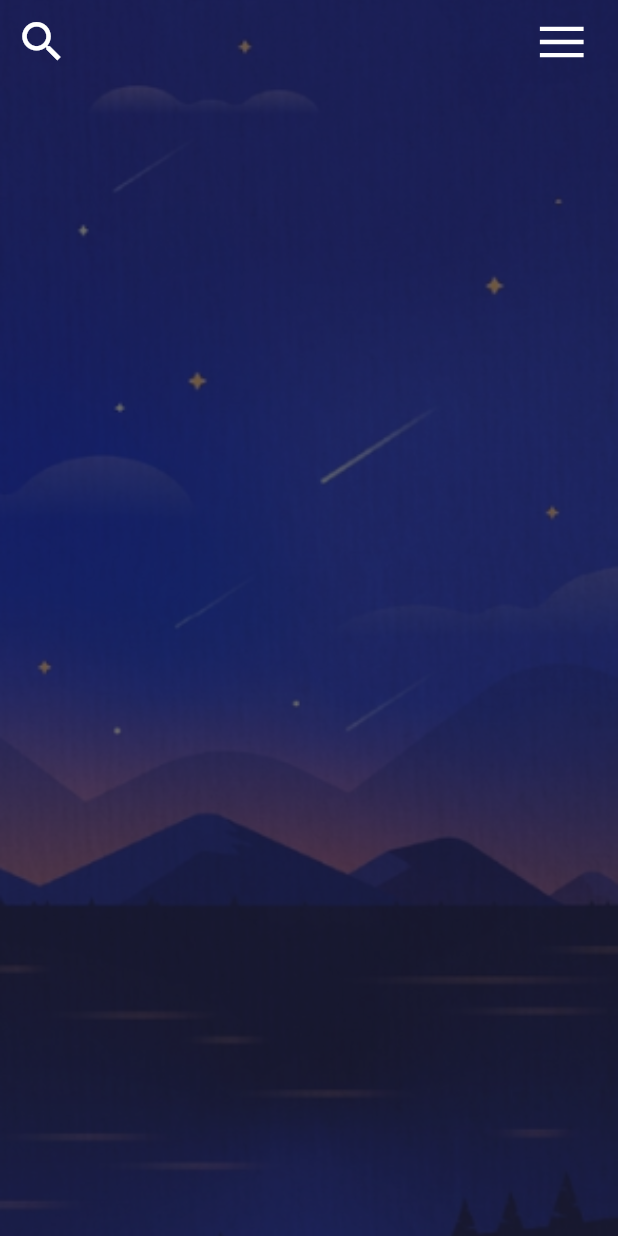
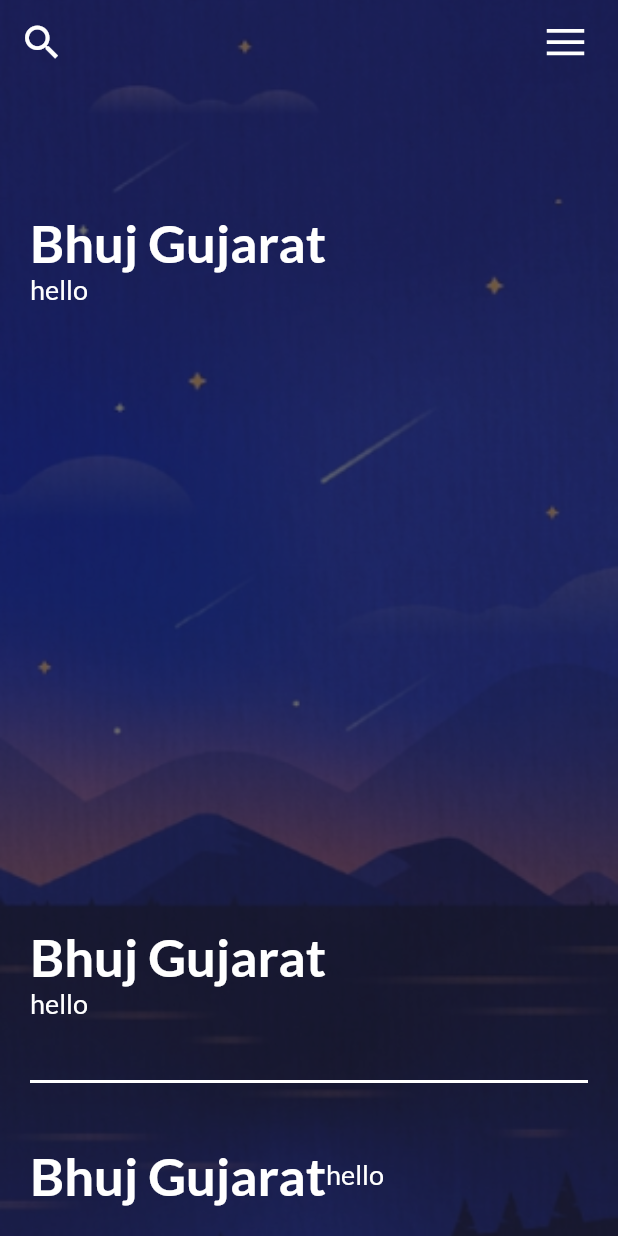
Before and after one commit to bhuvabhavik/Weather-App-UI, a Flutter app: the screen it shows after launch, on a phone screen of 412 x 824 dp. Run offline on Flutter 3.47's test engine with Material 2 defaults, Android fonts, the phone set to English and light mode, and no system bars; our stand-ins replace flutter_svg, google_fonts.

Commit message:
structured positions of the rows and colums of the app

```diff
--- a/lib/screens/main.dart
+++ b/lib/screens/main.dart
@@ -1,5 +1,6 @@
 import 'package:flutter/material.dart';
 import 'package:flutter_svg/flutter_svg.dart';
+import 'package:google_fonts/google_fonts.dart';
 
 void main() {
   runApp(WeatherUI());
@@ -16,19 +17,25 @@ class WeatherUI extends StatelessWidget {
         appBar: AppBar(
           backgroundColor: Colors.transparent,
           elevation: 0,
-          leading: Icon(
+          leading: IconButton(
+            onPressed: () {},
+            icon: Icon(
               Icons.search,
               color: Colors.white,
-            size: 35,
+              size: 30,
+            ),
           ),
           actions: [
             Container(
               margin: EdgeInsets.only(right: 20),
+              child: GestureDetector(
+                onTap: () {},
                 child: SvgPicture.asset(
                   'assets/images/menu.svg',
-                height: 35,
-                width: 35,
+                  height: 30,
+                  width: 30,
                   color: Colors.white,
+                ),
               ),
             )
           ],
@@ -45,8 +52,88 @@ class WeatherUI extends StatelessWidget {
             Container(
               height: double.infinity,
               width: double.infinity,
-              color: Color(0xa2201c1c),
+              color: Color(0xa1201c1c),
+            ), //opacity controller
+            Container(
+              padding: EdgeInsets.all(20),
+              child: Column(
+                mainAxisAlignment: MainAxisAlignment.spaceBetween,
+                crossAxisAlignment: CrossAxisAlignment.start,
+                children: [
+                  Expanded(
+                    child: Column(
+                      mainAxisAlignment: MainAxisAlignment.spaceBetween,
+                      crossAxisAlignment: CrossAxisAlignment.start,
+                      children: [
+                        Column(
+                          crossAxisAlignment: CrossAxisAlignment.start,
+                          children: [
+                            SizedBox(
+                              height: 120,
+                            ),
+                            Text(
+                              "Bhuj Gujarat",
+                              style: GoogleFonts.lato(
+                                  fontSize: 35,
+                                  fontWeight: FontWeight.bold,
+                                  color: Colors.white),
+                            ),
+                            Text(
+                              'hello',
+                              style: GoogleFonts.lato(
+                                  color: Colors.white, fontSize: 18),
+                            ),
+                          ],
+                        ),
+                        Column(
+                          mainAxisAlignment: MainAxisAlignment.start,
+                          crossAxisAlignment: CrossAxisAlignment.start,
+                          children: [
+                            Text(
+                              "Bhuj Gujarat",
+                              style: GoogleFonts.lato(
+                                  fontSize: 35,
+                                  fontWeight: FontWeight.bold,
+                                  color: Colors.white),
+                            ),
+                            Text(
+                              'hello',
+                              style: GoogleFonts.lato(
+                                  color: Colors.white, fontSize: 18),
                             )
+                          ],
+                        ),
+                      ],
+                    ),
+                  ),
+                  Column(
+                    children: [
+                      Container(
+                        margin: EdgeInsets.symmetric(vertical: 40),
+                        decoration: BoxDecoration(
+                            border: Border.all(color: Colors.white)),
+                      ),
+                      Row(
+                        children: [
+                          Text(
+                            "Bhuj Gujarat",
+                            style: GoogleFonts.lato(
+                                fontSize: 35,
+                                fontWeight: FontWeight.bold,
+                                color: Colors.white),
+                          ),
+                          Text(
+                            'hello',
+                            style: GoogleFonts.lato(
+                                color: Colors.white, fontSize: 18),
+                          ),
+                        ],
+                      )
+                    ],
+                  )
+                ],
+              ),
+            ),
           ],
         ),
       ),
```
Also changed, not shown: assets/images/2.png (added), assets/images/3.png (added). Lines whose indentation alone changed are shown as unchanged.
